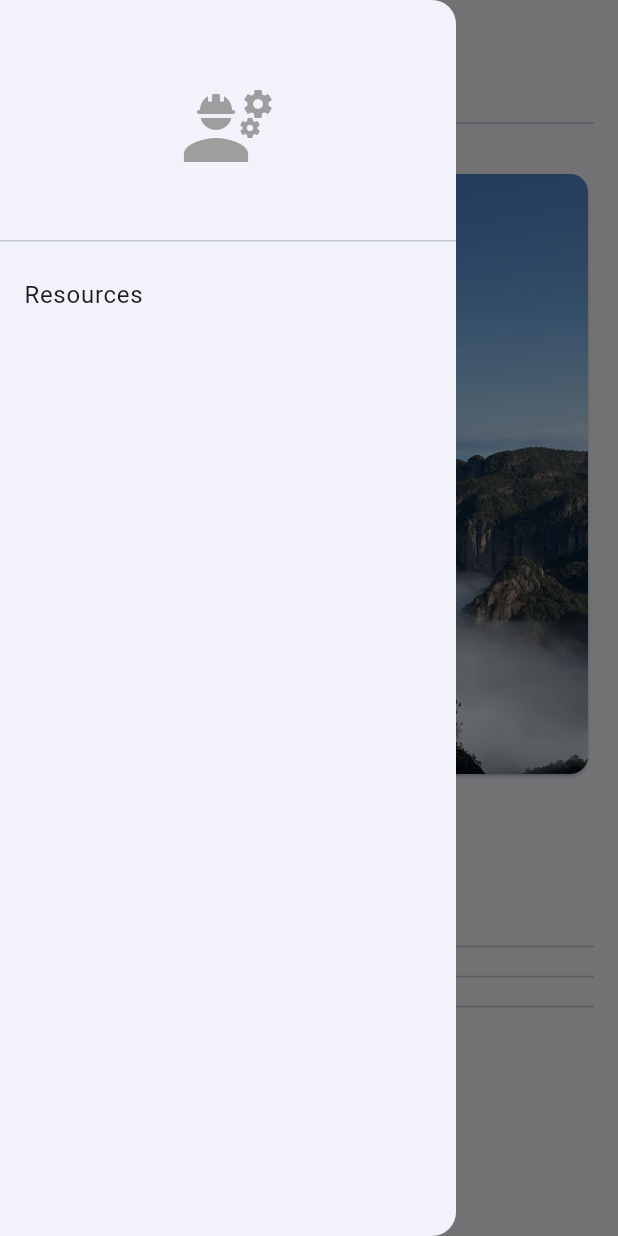
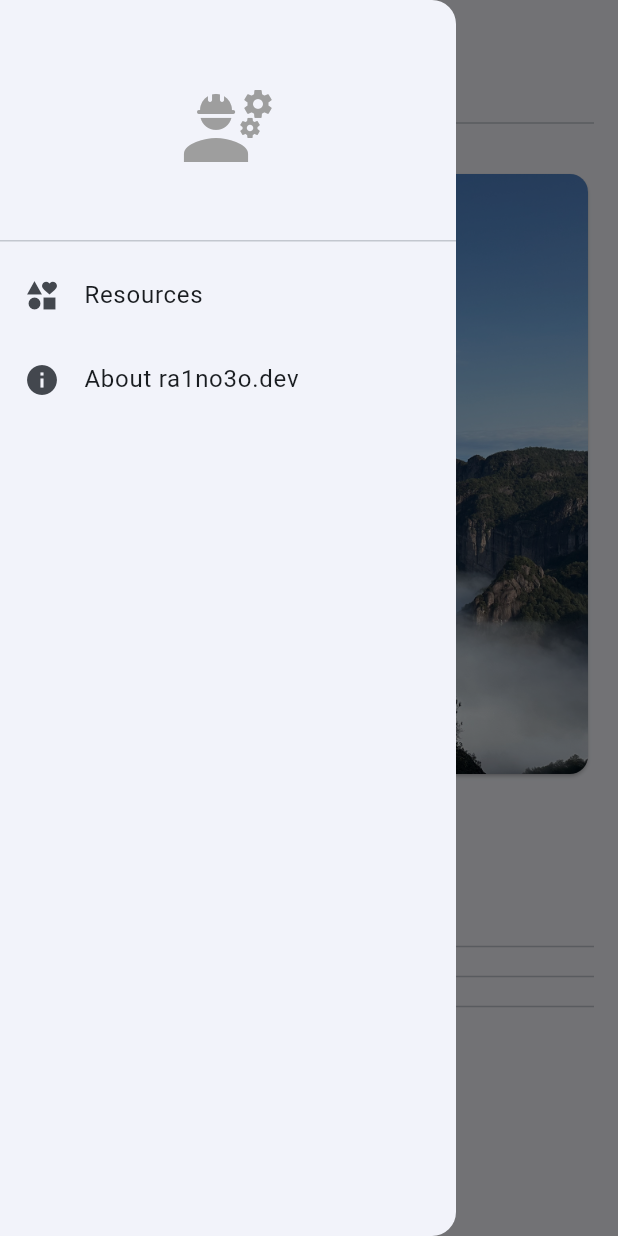
Before and after one commit to RA1NO3O/ra1no3o_website, a Flutter app: the screen it shows after launch, with the side drawer open, on a phone screen of 412 x 824 dp. Run offline on Flutter 3.47's test engine with Material 2 defaults, Android fonts, the phone set to English and light mode, and no system bars; our stand-ins replace dio, flutter_markdown; network calls fail.

Commit message:
add: about ListTile;

```diff
--- a/lib/pages/home_page.dart
+++ b/lib/pages/home_page.dart
@@ -1,5 +1,6 @@
 import 'package:flutter/material.dart';
 import 'package:ra1no3o_website/common/dialect.dart';
+import 'package:ra1no3o_website/common/styles.dart';
 import 'package:ra1no3o_website/pages/resources_page.dart';
 import 'package:ra1no3o_website/widgets/markdown_builder.dart';
 import 'package:url_launcher/url_launcher_string.dart';
@@ -11,7 +12,7 @@ class HomePage extends StatelessWidget {
   @override
   Widget build(BuildContext context) => Title(
       title: 'RA1NO3O - 首页',
-      color: Colors.blue,
+      color: colorSeed,
       child: Scaffold(
         drawer: const MainDrawer(),
         appBar: AppBar(title: const Text('RA1NO3O.dev')),
@@ -73,8 +74,16 @@ class MainDrawer extends StatelessWidget {
         const DrawerHeader(
             child: Icon(Icons.engineering, size: 64, color: Colors.grey)),
         ListTile(
+            leading: const Icon(Icons.interests),
             title: const Text('Resources'),
             onTap: () => Navigator.push(context, mpr(const ResourcesPage()))),
+        const AboutListTile(
+            icon: Icon(Icons.info),
+            applicationName: 'ra1no3o.dev',
+            applicationIcon:
+                Padding(padding: EdgeInsets.all(8.0), child: Icon(Icons.web)),
+            applicationLegalese: 'https://github.com/RA1NO3O/ra1no3o_website',
+            applicationVersion: '1.0.0'),
       ],
     ));
   }
```
